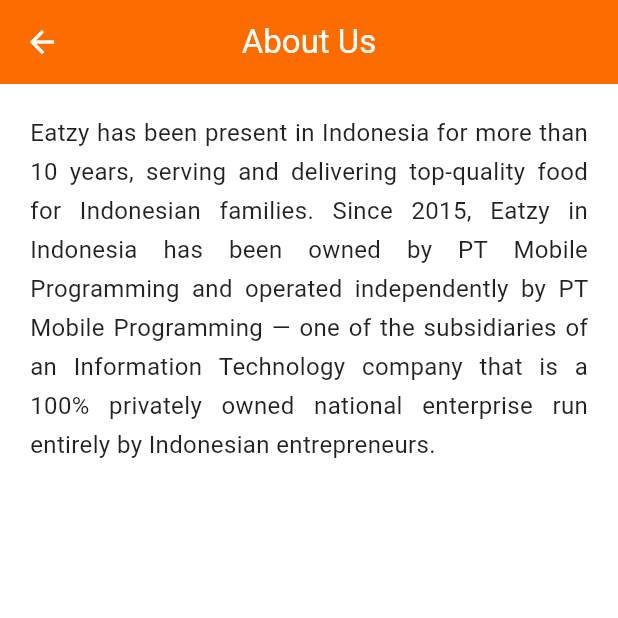
After one commit to ChrisGit889/eatzy_food_delivery, a Flutter app: the ProfileScreen screen opened directly, after a tap on "About Us", on a phone screen of 412 x 824 dp, the top half of it. The commit adds this screen. Run offline on Flutter 3.47's test engine with Material 3 defaults, Android fonts, the phone set to English and light mode, and no system bars; our stand-ins replace carousel_slider, cloud_firestore, firebase_auth, firebase_core, font_awesome_flutter, geocoding and 5 more; accounts and stored records are empty.

```diff
--- /dev/null
+++ b/lib/screens/profile/about_us_screen.dart
@@ -0,0 +1,33 @@
+import 'package:flutter/material.dart';
+
+class AboutUsScreen extends StatelessWidget {
+  const AboutUsScreen({super.key});
+
+  @override
+  Widget build(BuildContext context) {
+    return Scaffold(
+      appBar: AppBar(
+        title: const Text("About Us"),
+        backgroundColor: const Color(0xFFFD6C00),
+        foregroundColor: Colors.white,
+        centerTitle: true,
+      ),
+      body: const Padding(
+        padding: EdgeInsets.all(20),
+        child: SingleChildScrollView(
+          child: Text(
+            "Eatzy has been present in Indonesia for more than 10 years, serving and delivering top-quality food for Indonesian families. "
+            "Since 2015, Eatzy in Indonesia has been owned by PT Mobile Programming and operated independently by PT Mobile Programming — "
+            "one of the subsidiaries of an Information Technology company that is a 100% privately owned national enterprise run entirely by Indonesian entrepreneurs.",
+            style: TextStyle(
+              fontSize: 16,
+              height: 1.6,
+              color: Colors.black87,
+            ),
+            textAlign: TextAlign.justify,
+          ),
+        ),
+      ),
+    );
+  }
+}
--- a/lib/screens/profile/profile_screen.dart
+++ b/lib/screens/profile/profile_screen.dart
@@ -3,6 +3,7 @@ import 'package:eatzy_food_delivery/screens/auth/auth_screen.dart';
 import 'package:eatzy_food_delivery/screens/profile/my_info_screen.dart';
 import 'package:eatzy_food_delivery/screens/profile/change_password_screen.dart';
 import 'package:eatzy_food_delivery/screens/profile/payment_screen.dart';
+import 'package:eatzy_food_delivery/screens/profile/about_us_screen.dart';
 import 'package:eatzy_food_delivery/screens/profile/help_support_screen.dart';
 import 'package:eatzy_food_delivery/screens/seller/seller_screen.dart';
 import 'package:eatzy_food_delivery/services/seller_service.dart';
@@ -174,6 +175,19 @@ class _ProfileScreenState extends State<ProfileScreen> {
                   ),
 
                   ProfileScreen._buildMenuItem(
+                    Icons.info_outline,
+                    "About Us",
+                    () {
+                      Navigator.push(
+                        context,
+                        MaterialPageRoute(
+                          builder: (context) => const AboutUsScreen(),
+                        ),
+                      );
+                    },
+                  ),
+
+                  ProfileScreen._buildMenuItem(
                     Icons.support_agent,
                     "Help & Support",
                     () {
```
